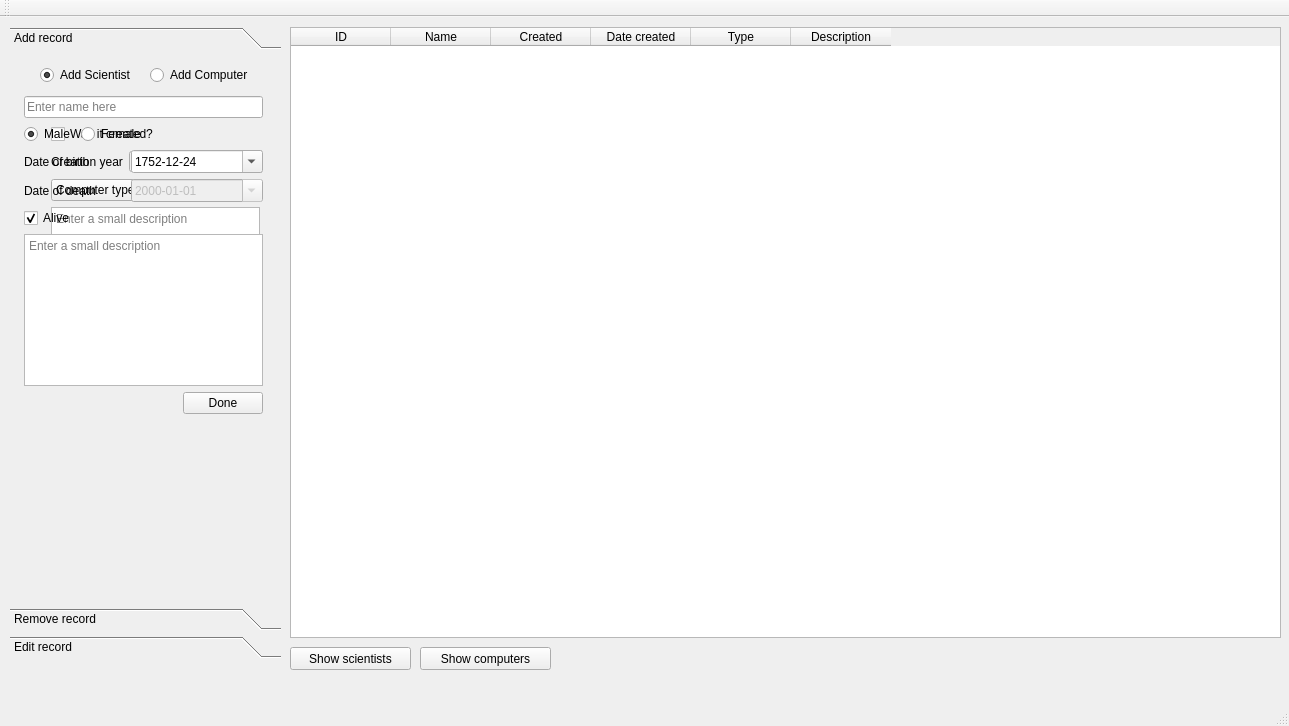
First picture: the form in threeWeek/verklegtSkil3/mainwindow.ui, repository Sigurdurhelga/verkefni_threeWeek, before the edit.
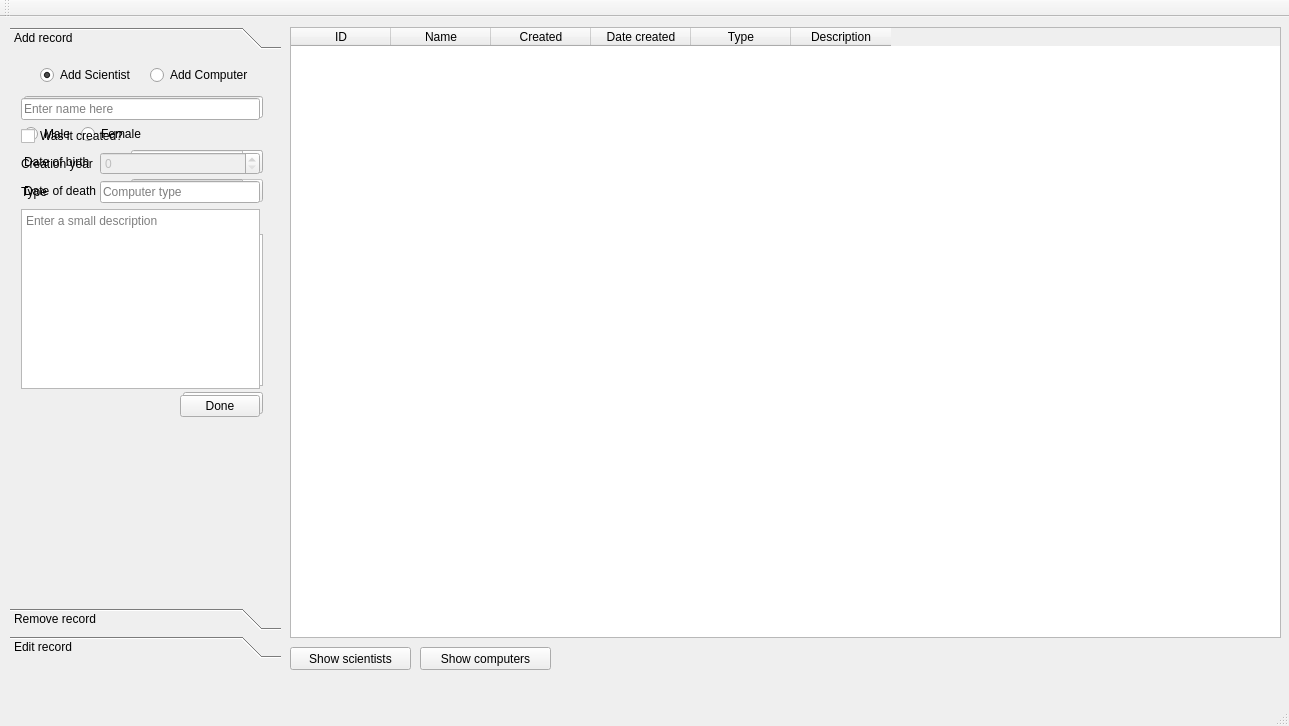
Second picture: the form after the edit.

Commit message: validation on cell edit

The edit to the form file:
```diff
--- a/threeWeek/verklegtSkil3/mainwindow.ui
+++ b/threeWeek/verklegtSkil3/mainwindow.ui
@@ -89,98 +89,6 @@
        <string notr="true">buttonGroup</string>
       </attribute>
      </widget>
-     <widget class="QWidget" name="addCompFrame" native="true">
-      <property name="geometry">
-       <rect>
-        <x>30</x>
-        <y>30</y>
-        <width>231</width>
-        <height>340</height>
-       </rect>
-      </property>
-      <layout class="QGridLayout" name="gridLayout">
-       <item row="0" column="0" colspan="3">
-        <widget class="QLineEdit" name="inCompName">
-         <property name="placeholderText">
-          <string>Enter name here</string>
-         </property>
-        </widget>
-       </item>
-       <item row="1" column="0" colspan="2">
-        <widget class="QCheckBox" name="inCompCreated">
-         <property name="text">
-          <string>Was it created?</string>
-         </property>
-        </widget>
-       </item>
-       <item row="2" column="0">
-        <widget class="QLabel" name="label_3">
-         <property name="text">
-          <string>Creation year</string>
-         </property>
-         <property name="buddy">
-          <cstring>inCompYear</cstring>
-         </property>
-        </widget>
-       </item>
-       <item row="2" column="1" colspan="2">
-        <widget class="QSpinBox" name="inCompYear">
-         <property name="enabled">
-          <bool>false</bool>
-         </property>
-         <property name="maximum">
-          <number>9999</number>
-         </property>
-        </widget>
-       </item>
-       <item row="4" column="0" colspan="3">
-        <widget class="QTextEdit" name="inCompDesc">
-         <property name="placeholderText">
-          <string>Enter a small description</string>
-         </property>
-        </widget>
-       </item>
-       <item row="5" column="2">
-        <widget class="QPushButton" name="addCompDone">
-         <property name="text">
-          <string>Done</string>
-         </property>
-        </widget>
-       </item>
-       <item row="3" column="0" colspan="2">
-        <widget class="QComboBox" name="inCompType">
-         <property name="currentText">
-          <string>Computer type</string>
-         </property>
-         <item>
-          <property name="text">
-           <string>Computer type</string>
-          </property>
-         </item>
-         <item>
-          <property name="text">
-           <string>Electronical</string>
-          </property>
-         </item>
-         <item>
-          <property name="text">
-           <string>Transistor</string>
-          </property>
-         </item>
-         <item>
-          <property name="text">
-           <string>Mechanical</string>
-          </property>
-         </item>
-         <item>
-          <property name="text">
-           <string>Electromechanical</string>
-          </property>
-         </item>
-        </widget>
-       </item>
-      </layout>
-     </widget>
      <widget class="QWidget" name="addSciFrame" native="true">
       <property name="enabled">
        <bool>true</bool>
@@ -263,6 +171,13 @@
        </item>
        <item row="2" column="2" colspan="2">
         <widget class="QDateEdit" name="inSciBirth">
+         <property name="minimumDate">
+          <date>
+           <year>1752</year>
+           <month>9</month>
+           <day>14</day>
+          </date>
+         </property>
          <property name="displayFormat">
           <string>yyyy-MM-dd</string>
          </property>
@@ -750,6 +665,87 @@
      <string>Show computers</string>
     </property>
    </widget>
+   <widget class="QWidget" name="addCompFrame" native="true">
+    <property name="geometry">
+     <rect>
+      <x>10</x>
+      <y>70</y>
+      <width>261</width>
+      <height>341</height>
+     </rect>
+    </property>
+    <layout class="QGridLayout" name="gridLayout">
+     <item row="0" column="0" colspan="3">
+      <widget class="QLineEdit" name="inCompName">
+       <property name="placeholderText">
+        <string>Enter name here</string>
+       </property>
+      </widget>
+     </item>
+     <item row="1" column="0" colspan="2">
+      <widget class="QCheckBox" name="inCompCreated">
+       <property name="text">
+        <string>Was it created?</string>
+       </property>
+      </widget>
+     </item>
+     <item row="2" column="0">
+      <widget class="QLabel" name="label_3">
+       <property name="text">
+        <string>Creation year</string>
+       </property>
+       <property name="buddy">
+        <cstring>inCompYear</cstring>
+       </property>
+      </widget>
+     </item>
+     <item row="2" column="1" colspan="2">
+      <widget class="QSpinBox" name="inCompYear">
+       <property name="enabled">
+        <bool>false</bool>
+       </property>
+       <property name="maximum">
+        <number>9999</number>
+       </property>
+      </widget>
+     </item>
+     <item row="4" column="0" colspan="3">
+      <widget class="QTextEdit" name="inCompDesc">
+       <property name="placeholderText">
+        <string>Enter a small description</string>
+       </property>
+      </widget>
+     </item>
+     <item row="5" column="2">
+      <widget class="QPushButton" name="addCompDone">
+       <property name="text">
+        <string>Done</string>
+       </property>
+      </widget>
+     </item>
+     <item row="3" column="0">
+      <widget class="QLabel" name="label_10">
+       <property name="text">
+        <string>Type</string>
+       </property>
+      </widget>
+     </item>
+     <item row="3" column="1" colspan="2">
+      <widget class="QLineEdit" name="inCompType">
+       <property name="placeholderText">
+        <string>Computer type</string>
+       </property>
+      </widget>
+     </item>
+    </layout>
+   </widget>
+   <zorder>showSci</zorder>
+   <zorder>mainCont</zorder>
+   <zorder>listOfSci</zorder>
+   <zorder>listOfComps</zorder>
+   <zorder>showComps</zorder>
+   <zorder>addSciFrame</zorder>
+   <zorder>addCompFrame</zorder>
   </widget>
   <widget class="QMenuBar" name="menuBar">
    <property name="geometry">
```
The commit also changes 2 other files.
